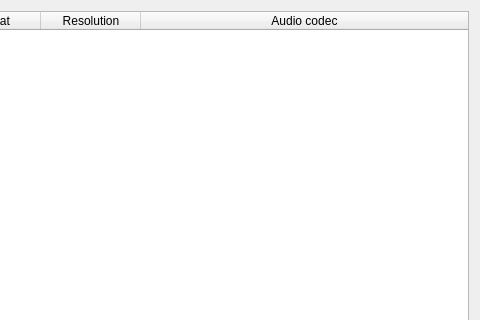
This is formatselectionwindow.ui in rrooij/youtube-dl-qt as Qt 5 draws it before an edit; both pictures show x 271 to 751 and y 0 to 320 of the 751 by 551 pixel window. The edited form follows.
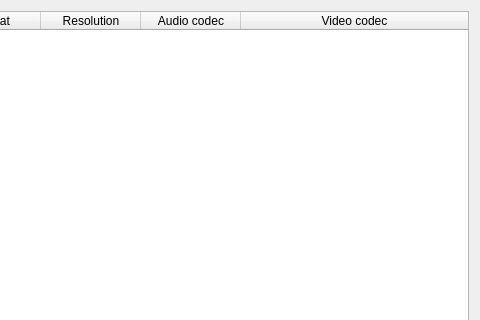
This is the edited form.

Commit message: MediaFormat: add video codec

```diff
--- a/formatselectionwindow.ui
+++ b/formatselectionwindow.ui
@@ -53,6 +53,11 @@
        <string>Audio codec</string>
       </property>
      </column>
+     <column>
+      <property name="text">
+       <string>Video codec</string>
+      </property>
+     </column>
     </widget>
    </item>
    <item>
```
The commit also changes 4 other files.
